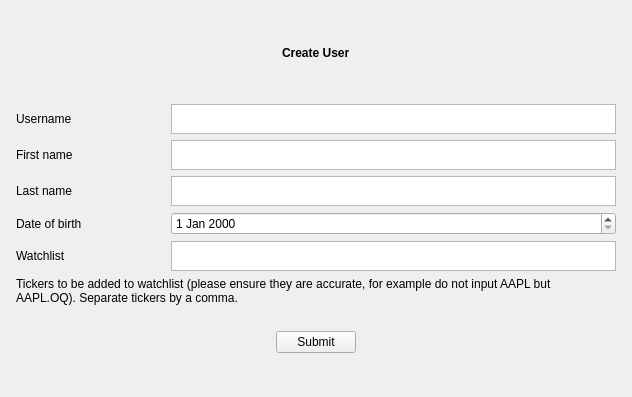
This is src/gui/signup.ui in guruprerana/trading-platform-pp as Qt 5 draws it before an edit. The edited form follows.
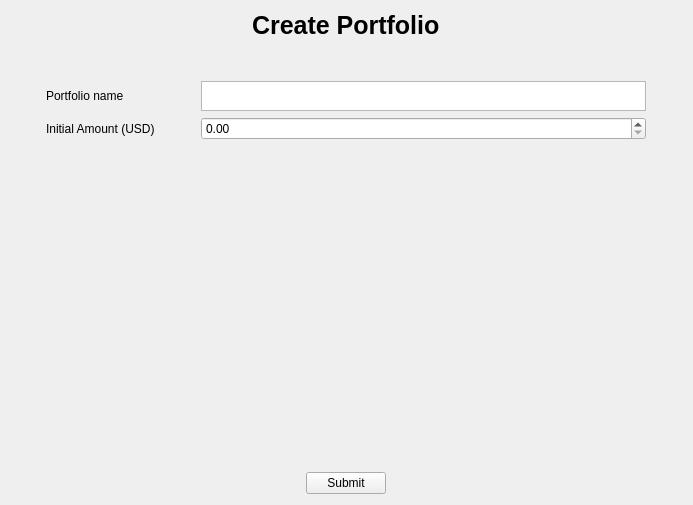
This is the edited form. Custom widgets are drawn as their Qt base class.

```diff
--- a/src/gui/signup.ui
+++ b/src/gui/signup.ui
@@ -6,8 +6,8 @@
    <rect>
     <x>0</x>
     <y>0</y>
-    <width>632</width>
-    <height>397</height>
+    <width>693</width>
+    <height>432</height>
    </rect>
   </property>
   <property name="sizePolicy">
@@ -80,10 +80,11 @@
          <property name="styleSheet">
           <string notr="true">QLabel {
 	font-weight: bold;
+	font-size: 25px;
 }</string>
          </property>
          <property name="text">
-          <string>Create User</string>
+          <string>Create Portfolio</string>
          </property>
         </widget>
        </item>
@@ -107,7 +108,7 @@
        <item>
         <widget class="QLabel" name="label_7">
          <property name="text">
-          <string>Username</string>
+          <string>Portfolio name</string>
          </property>
         </widget>
        </item>
@@ -137,166 +138,59 @@
           </sizepolicy>
          </property>
          <property name="text">
-          <string>First name</string>
+          <string>Initial Amount (USD)</string>
          </property>
         </widget>
        </item>
        <item>
-        <widget class="QPlainTextEdit" name="firstNameTextEdit">
+        <widget class="QDoubleSpinBox" name="initialAmountSpinBox">
          <property name="sizePolicy">
-          <sizepolicy hsizetype="Expanding" vsizetype="Preferred">
-           <horstretch>0</horstretch>
-           <verstretch>0</verstretch>
-          </sizepolicy>
-         </property>
-         <property name="maximumSize">
-          <size>
-           <width>5000</width>
-           <height>30</height>
-          </size>
-         </property>
-         <property name="plainText">
-          <string/>
-         </property>
-        </widget>
-       </item>
-      </layout>
-     </item>
-     <item>
-      <layout class="QHBoxLayout" name="horizontalLayout_2" stretch="1,3">
-       <property name="sizeConstraint">
-        <enum>QLayout::SetMaximumSize</enum>
-       </property>
-       <item>
-        <widget class="QLabel" name="label_2">
-         <property name="text">
-          <string>Last name</string>
-         </property>
-        </widget>
-       </item>
-       <item>
-        <widget class="QPlainTextEdit" name="lastNameTextEdit">
-         <property name="sizePolicy">
           <sizepolicy hsizetype="Expanding" vsizetype="Expanding">
            <horstretch>0</horstretch>
            <verstretch>0</verstretch>
           </sizepolicy>
          </property>
-         <property name="maximumSize">
-          <size>
-           <width>5000</width>
-           <height>30</height>
-          </size>
-         </property>
-         <property name="plainText">
-          <string/>
-         </property>
-        </widget>
-       </item>
-      </layout>
-     </item>
-     <item>
-      <layout class="QHBoxLayout" name="horizontalLayout_3" stretch="1,3">
-       <property name="sizeConstraint">
-        <enum>QLayout::SetMaximumSize</enum>
-       </property>
-       <item>
-        <widget class="QLabel" name="label_3">
-         <property name="text">
-          <string>Date of birth</string>
-         </property>
-        </widget>
-       </item>
-       <item>
-        <widget class="QDateEdit" name="dateOfBirthTextEdit">
-         <property name="sizePolicy">
-          <sizepolicy hsizetype="Expanding" vsizetype="Expanding">
-           <horstretch>0</horstretch>
-           <verstretch>0</verstretch>
-          </sizepolicy>
-         </property>
-         <property name="maximumSize">
-          <size>
-           <width>5000</width>
-           <height>30</height>
-          </size>
-         </property>
-        </widget>
-       </item>
-      </layout>
-     </item>
-     <item>
-      <layout class="QHBoxLayout" name="horizontalLayout_4" stretch="1,3">
-       <property name="sizeConstraint">
-        <enum>QLayout::SetMaximumSize</enum>
-       </property>
-       <item>
-        <widget class="QLabel" name="label_4">
-         <property name="text">
-          <string>Watchlist</string>
-         </property>
-        </widget>
-       </item>
-       <item>
-        <widget class="QPlainTextEdit" name="watchlistTextEdit">
-         <property name="sizePolicy">
-          <sizepolicy hsizetype="Expanding" vsizetype="Expanding">
-           <horstretch>0</horstretch>
-           <verstretch>0</verstretch>
-          </sizepolicy>
-         </property>
-         <property name="maximumSize">
-          <size>
-           <width>5000</width>
-           <height>30</height>
-          </size>
-         </property>
-         <property name="plainText">
-          <string/>
-         </property>
-        </widget>
-       </item>
-      </layout>
-     </item>
-     <item>
-      <layout class="QHBoxLayout" name="horizontalLayout_8">
-       <item>
-        <widget class="QLabel" name="label_6">
          <property name="minimumSize">
           <size>
-           <width>550</width>
+           <width>0</width>
            <height>0</height>
           </size>
          </property>
          <property name="maximumSize">
           <size>
-           <width>600</width>
-           <height>16777215</height>
+           <width>16777215</width>
+           <height>30</height>
           </size>
          </property>
-         <property name="text">
-          <string>&lt;html&gt;&lt;head/&gt;&lt;body&gt;&lt;p&gt;Tickers to be added to watchlist (please ensure they are accurate, for example do not input AAPL but AAPL.OQ). Separate tickers by a comma.&lt;/p&gt;&lt;/body&gt;&lt;/html&gt;</string>
+         <property name="maximum">
+          <double>1000000000000.000000000000000</double>
          </property>
-         <property name="wordWrap">
-          <bool>true</bool>
+         <property name="singleStep">
+          <double>0.010000000000000</double>
          </property>
         </widget>
        </item>
-       <item>
-        <spacer name="horizontalSpacer_7">
-         <property name="orientation">
-          <enum>Qt::Horizontal</enum>
-         </property>
-         <property name="sizeHint" stdset="0">
-          <size>
-           <width>40</width>
-           <height>20</height>
-          </size>
-         </property>
-        </spacer>
-       </item>
       </layout>
      </item>
+     <item>
+      <widget class="SelectWatchlistWidget" name="widget" native="true">
+       <property name="sizePolicy">
+        <sizepolicy hsizetype="Expanding" vsizetype="Expanding">
+         <horstretch>0</horstretch>
+         <verstretch>0</verstretch>
+        </sizepolicy>
+       </property>
+       <property name="minimumSize">
+        <size>
+         <width>0</width>
+         <height>300</height>
+        </size>
+       </property>
+       <property name="acceptDrops">
+        <bool>true</bool>
+       </property>
+      </widget>
+     </item>
      <item>
       <layout class="QHBoxLayout" name="horizontalLayout_5">
        <property name="sizeConstraint">
@@ -323,6 +217,9 @@
          <property name="text">
           <string>Submit</string>
          </property>
+         <property name="flat">
+          <bool>false</bool>
+         </property>
         </widget>
        </item>
        <item>
@@ -370,6 +267,14 @@
    </item>
   </layout>
  </widget>
+ <customwidgets>
+  <customwidget>
+   <class>SelectWatchlistWidget</class>
+   <extends>QWidget</extends>
+   <header location="global">gui/widgets/selectwatchlistwidget.h</header>
+   <container>1</container>
+  </customwidget>
+ </customwidgets>
  <resources/>
  <connections/>
 </ui>
```
Left out of the diff: 5 changed lines with no effect on the pictures.
